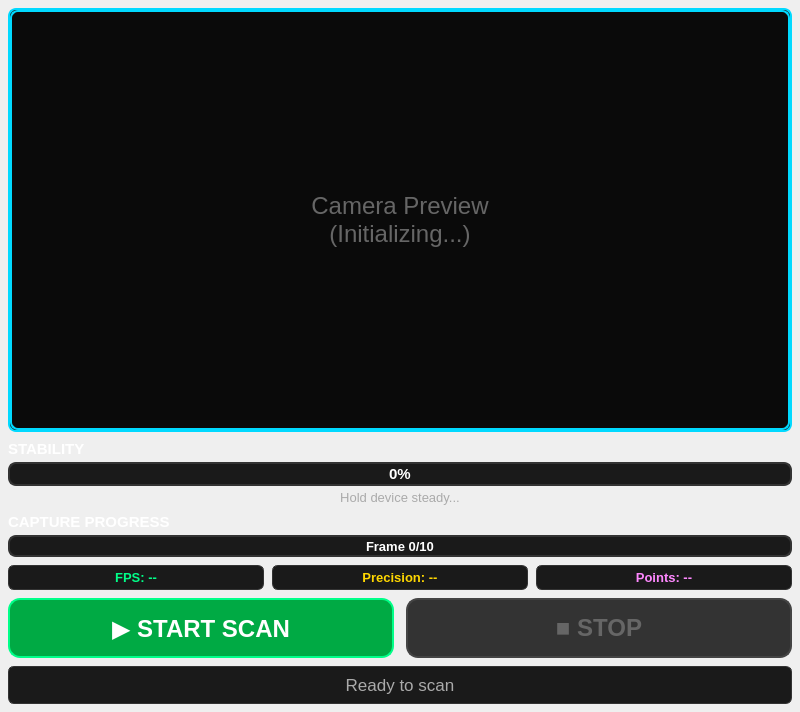
SupernovaIndustries/unlook-standalone, file src/gui/handheld_scan_widget.ui: the form before one commit.
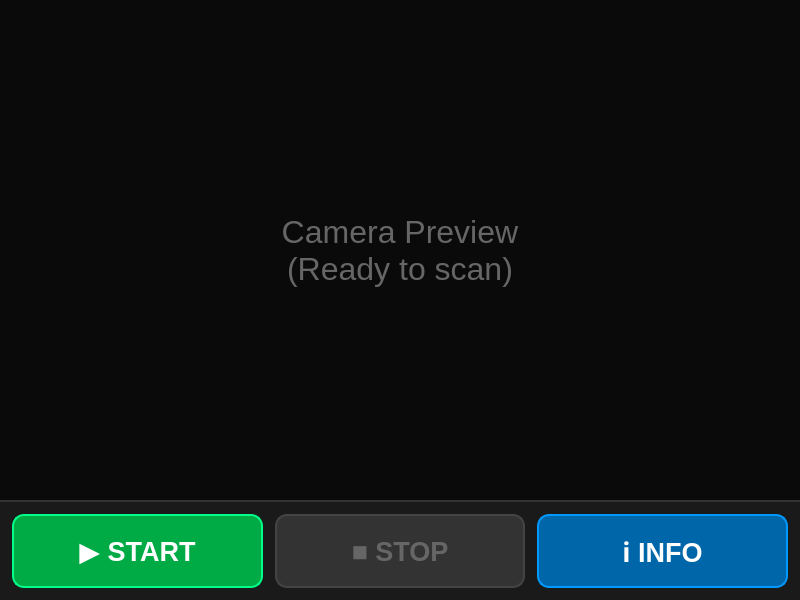
The form after the commit.

Commit message: FIX: Complete HandheldScanWidget UI overhaul - restore camera functionality

```diff
--- a/src/gui/handheld_scan_widget.ui
+++ b/src/gui/handheld_scan_widget.ui
@@ -15,406 +15,206 @@
   </property>
   <layout class="QVBoxLayout" name="mainLayout">
    <property name="spacing">
-    <number>8</number>
+    <number>0</number>
    </property>
    <property name="leftMargin">
-    <number>8</number>
+    <number>0</number>
    </property>
    <property name="topMargin">
-    <number>8</number>
+    <number>0</number>
    </property>
    <property name="rightMargin">
-    <number>8</number>
+    <number>0</number>
    </property>
    <property name="bottomMargin">
-    <number>8</number>
+    <number>0</number>
    </property>
 
-   <!-- CAMERA PREVIEW (MAXIMIZED) -->
+   <!-- CAMERA PREVIEW - FULLSCREEN -->
    <item>
-    <widget class="QFrame" name="previewFrame">
-     <property name="frameShape">
-      <enum>QFrame::Box</enum>
+    <widget class="QLabel" name="cameraPreviewLabel">
+     <property name="sizePolicy">
+      <sizepolicy hsizetype="Expanding" vsizetype="Expanding">
+       <horstretch>0</horstretch>
+       <verstretch>1</verstretch>
+      </sizepolicy>
      </property>
-     <property name="frameShadow">
-      <enum>QFrame::Raised</enum>
+     <property name="text">
+      <string>Camera Preview
+(Ready to scan)</string>
      </property>
-     <property name="lineWidth">
-      <number>2</number>
+     <property name="alignment">
+      <set>Qt::AlignCenter</set>
+     </property>
+     <property name="styleSheet">
+      <string>
+       font-size: 24pt;
+       color: #666666;
+       background-color: #0a0a0a;
+      </string>
+     </property>
+     <property name="scaledContents">
+      <bool>false</bool>
+     </property>
+    </widget>
+   </item>
+
+   <!-- CONTROL BUTTONS - 3 BUTTONS: START, STOP, INFO -->
+   <item>
+    <widget class="QFrame" name="controlFrame">
+     <property name="minimumSize">
+      <size>
+       <width>0</width>
+       <height>100</height>
+      </size>
+     </property>
+     <property name="maximumSize">
+      <size>
+       <width>16777215</width>
+       <height>100</height>
+      </size>
      </property>
      <property name="styleSheet">
       <string>
        QFrame {
          background-color: #1a1a1a;
-         border: 2px solid #00D9FF;
-         border-radius: 8px;
+         border-top: 2px solid #333333;
        }
       </string>
      </property>
-     <layout class="QVBoxLayout" name="previewLayout">
+     <layout class="QHBoxLayout" name="buttonLayout">
       <property name="spacing">
-       <number>0</number>
+       <number>12</number>
       </property>
       <property name="leftMargin">
-       <number>0</number>
+       <number>12</number>
       </property>
       <property name="topMargin">
-       <number>0</number>
+       <number>12</number>
       </property>
       <property name="rightMargin">
-       <number>0</number>
+       <number>12</number>
       </property>
       <property name="bottomMargin">
-       <number>0</number>
+       <number>12</number>
       </property>
+
+      <!-- START SCAN BUTTON -->
       <item>
-       <widget class="QLabel" name="cameraPreviewLabel">
-        <property name="minimumSize">
-         <size>
-          <width>0</width>
-          <height>420</height>
-         </size>
+       <widget class="QPushButton" name="scanButton">
+        <property name="sizePolicy">
+         <sizepolicy hsizetype="Expanding" vsizetype="Expanding">
+          <horstretch>0</horstretch>
+          <verstretch>0</verstretch>
+         </sizepolicy>
         </property>
         <property name="text">
-         <string>Camera Preview
-(Initializing...)</string>
-        </property>
-        <property name="alignment">
-         <set>Qt::AlignCenter</set>
+         <string>▶ START</string>
         </property>
         <property name="styleSheet">
          <string>
-          font-size: 18pt;
-          color: #666666;
-          background-color: #0a0a0a;
+          QPushButton {
+            font-size: 20pt;
+            font-weight: bold;
+            color: #FFFFFF;
+            background-color: #00AA44;
+            border: 2px solid #00FF88;
+            border-radius: 12px;
+          }
+          QPushButton:hover {
+            background-color: #00CC55;
+          }
+          QPushButton:pressed {
+            background-color: #008833;
+          }
+          QPushButton:disabled {
+            background-color: #333333;
+            color: #666666;
+            border: 2px solid #444444;
+          }
          </string>
         </property>
-        <property name="scaledContents">
+       </widget>
+      </item>
+
+      <!-- STOP BUTTON -->
+      <item>
+       <widget class="QPushButton" name="stopButton">
+        <property name="enabled">
          <bool>false</bool>
         </property>
+        <property name="sizePolicy">
+         <sizepolicy hsizetype="Expanding" vsizetype="Expanding">
+          <horstretch>0</horstretch>
+          <verstretch>0</verstretch>
+         </sizepolicy>
+        </property>
+        <property name="text">
+         <string>■ STOP</string>
+        </property>
+        <property name="styleSheet">
+         <string>
+          QPushButton {
+            font-size: 20pt;
+            font-weight: bold;
+            color: #FFFFFF;
+            background-color: #AA0000;
+            border: 2px solid #FF4444;
+            border-radius: 12px;
+          }
+          QPushButton:hover {
+            background-color: #CC0000;
+          }
+          QPushButton:pressed {
+            background-color: #880000;
+          }
+          QPushButton:disabled {
+            background-color: #333333;
+            color: #666666;
+            border: 2px solid #444444;
+          }
+         </string>
+        </property>
        </widget>
       </item>
+
+      <!-- INFO BUTTON -->
+      <item>
+       <widget class="QPushButton" name="infoButton">
+        <property name="sizePolicy">
+         <sizepolicy hsizetype="Expanding" vsizetype="Expanding">
+          <horstretch>0</horstretch>
+          <verstretch>0</verstretch>
+         </sizepolicy>
+        </property>
+        <property name="text">
+         <string>ℹ INFO</string>
+        </property>
+        <property name="styleSheet">
+         <string>
+          QPushButton {
+            font-size: 20pt;
+            font-weight: bold;
+            color: #FFFFFF;
+            background-color: #0066AA;
+            border: 2px solid #0099FF;
+            border-radius: 12px;
+          }
+          QPushButton:hover {
+            background-color: #0088CC;
+          }
+          QPushButton:pressed {
+            background-color: #004488;
+          }
+         </string>
+        </property>
+       </widget>
+      </item>
+
      </layout>
     </widget>
    </item>
 
-   <!-- STABILITY SECTION -->
-   <item>
-    <layout class="QVBoxLayout" name="stabilityLayout">
-     <property name="spacing">
-      <number>4</number>
-     </property>
-     <item>
-      <widget class="QLabel" name="stabilityTitleLabel">
-       <property name="text">
-        <string>STABILITY</string>
-       </property>
-       <property name="styleSheet">
-        <string>
-         font-size: 11pt;
-         font-weight: bold;
-         color: #FFFFFF;
-        </string>
-       </property>
-      </widget>
-     </item>
-     <item>
-      <widget class="QProgressBar" name="stabilityProgressBar">
-       <property name="minimumSize">
-        <size>
-         <width>0</width>
-         <height>24</height>
-        </size>
-       </property>
-       <property name="value">
-        <number>0</number>
-       </property>
-       <property name="textVisible">
-        <bool>true</bool>
-       </property>
-       <property name="format">
-        <string>%p%</string>
-       </property>
-       <property name="styleSheet">
-        <string>
-         QProgressBar {
-           border: 2px solid #333333;
-           border-radius: 8px;
-           background-color: #1a1a1a;
-           text-align: center;
-           font-size: 11pt;
-           font-weight: bold;
-           color: #FFFFFF;
-         }
-         QProgressBar::chunk {
-           border-radius: 6px;
-           background-color: #FF4444;
-         }
-        </string>
-       </property>
-      </widget>
-     </item>
-     <item>
-      <widget class="QLabel" name="stabilityTextLabel">
-       <property name="text">
-        <string>Hold device steady...</string>
-       </property>
-       <property name="alignment">
-        <set>Qt::AlignCenter</set>
-       </property>
-       <property name="styleSheet">
-        <string>
-         font-size: 10pt;
-         color: #AAAAAA;
-        </string>
-       </property>
-      </widget>
-     </item>
-    </layout>
-   </item>
-
-   <!-- CAPTURE PROGRESS SECTION -->
-   <item>
-    <layout class="QVBoxLayout" name="captureLayout">
-     <property name="spacing">
-      <number>4</number>
-     </property>
-     <item>
-      <widget class="QLabel" name="captureTitleLabel">
-       <property name="text">
-        <string>CAPTURE PROGRESS</string>
-       </property>
-       <property name="styleSheet">
-        <string>
-         font-size: 11pt;
-         font-weight: bold;
-         color: #FFFFFF;
-        </string>
-       </property>
-      </widget>
-     </item>
-     <item>
-      <widget class="QProgressBar" name="captureProgressBar">
-       <property name="minimumSize">
-        <size>
-         <width>0</width>
-         <height>22</height>
-        </size>
-       </property>
-       <property name="value">
-        <number>0</number>
-       </property>
-       <property name="maximum">
-        <number>10</number>
-       </property>
-       <property name="textVisible">
-        <bool>true</bool>
-       </property>
-       <property name="format">
-        <string>Frame %v/10</string>
-       </property>
-       <property name="styleSheet">
-        <string>
-         QProgressBar {
-           border: 2px solid #333333;
-           border-radius: 8px;
-           background-color: #1a1a1a;
-           text-align: center;
-           font-size: 10pt;
-           font-weight: bold;
-           color: #FFFFFF;
-         }
-         QProgressBar::chunk {
-           border-radius: 6px;
-           background-color: #00D9FF;
-         }
-        </string>
-       </property>
-      </widget>
-     </item>
-    </layout>
-   </item>
-
-   <!-- METRICS ROW -->
-   <item>
-    <layout class="QHBoxLayout" name="metricsLayout">
-     <property name="spacing">
-      <number>8</number>
-     </property>
-     <item>
-      <widget class="QLabel" name="fpsLabel">
-       <property name="text">
-        <string>FPS: --</string>
-       </property>
-       <property name="styleSheet">
-        <string>
-         font-size: 10pt;
-         font-weight: bold;
-         color: #00FF88;
-         padding: 4px;
-         background-color: #1a1a1a;
-         border: 1px solid #333333;
-         border-radius: 6px;
-        </string>
-       </property>
-       <property name="alignment">
-        <set>Qt::AlignCenter</set>
-       </property>
-      </widget>
-     </item>
-     <item>
-      <widget class="QLabel" name="precisionLabel">
-       <property name="text">
-        <string>Precision: --</string>
-       </property>
-       <property name="styleSheet">
-        <string>
-         font-size: 10pt;
-         font-weight: bold;
-         color: #FFD700;
-         padding: 4px;
-         background-color: #1a1a1a;
-         border: 1px solid #333333;
-         border-radius: 6px;
-        </string>
-       </property>
-       <property name="alignment">
-        <set>Qt::AlignCenter</set>
-       </property>
-      </widget>
-     </item>
-     <item>
-      <widget class="QLabel" name="pointCountLabel">
-       <property name="text">
-        <string>Points: --</string>
-       </property>
-       <property name="styleSheet">
-        <string>
-         font-size: 10pt;
-         font-weight: bold;
-         color: #FF88FF;
-         padding: 4px;
-         background-color: #1a1a1a;
-         border: 1px solid #333333;
-         border-radius: 6px;
-        </string>
-       </property>
-       <property name="alignment">
-        <set>Qt::AlignCenter</set>
-       </property>
-      </widget>
-     </item>
-    </layout>
-   </item>
-
-   <!-- CONTROL BUTTONS -->
-   <item>
-    <layout class="QHBoxLayout" name="buttonLayout">
-     <property name="spacing">
-      <number>12</number>
-     </property>
-     <item>
-      <widget class="QPushButton" name="scanButton">
-       <property name="minimumSize">
-        <size>
-         <width>0</width>
-         <height>60</height>
-        </size>
-       </property>
-       <property name="text">
-        <string>▶ START SCAN</string>
-       </property>
-       <property name="styleSheet">
-        <string>
-         QPushButton {
-           font-size: 18pt;
-           font-weight: bold;
-           color: #FFFFFF;
-           background-color: #00AA44;
-           border: 2px solid #00FF88;
-           border-radius: 12px;
-           padding: 12px;
-         }
-         QPushButton:hover {
-           background-color: #00CC55;
-         }
-         QPushButton:pressed {
-           background-color: #008833;
-         }
-         QPushButton:disabled {
-           background-color: #333333;
-           color: #666666;
-           border: 2px solid #444444;
-         }
-        </string>
-       </property>
-      </widget>
-     </item>
-     <item>
-      <widget class="QPushButton" name="stopButton">
-       <property name="minimumSize">
-        <size>
-         <width>0</width>
-         <height>60</height>
-        </size>
-       </property>
-       <property name="text">
-        <string>■ STOP</string>
-       </property>
-       <property name="enabled">
-        <bool>false</bool>
-       </property>
-       <property name="styleSheet">
-        <string>
-         QPushButton {
-           font-size: 18pt;
-           font-weight: bold;
-           color: #FFFFFF;
-           background-color: #AA0000;
-           border: 2px solid #FF4444;
-           border-radius: 12px;
-           padding: 12px;
-         }
-         QPushButton:hover {
-           background-color: #CC0000;
-         }
-         QPushButton:pressed {
-           background-color: #880000;
-         }
-         QPushButton:disabled {
-           background-color: #333333;
-           color: #666666;
-           border: 2px solid #444444;
-         }
-        </string>
-       </property>
-      </widget>
-     </item>
-    </layout>
-   </item>
-
-   <!-- STATUS LABEL -->
-   <item>
-    <widget class="QLabel" name="statusLabel">
-     <property name="text">
-      <string>Ready to scan</string>
-     </property>
-     <property name="alignment">
-      <set>Qt::AlignCenter</set>
-     </property>
-     <property name="styleSheet">
-      <string>
-       font-size: 13pt;
-       color: #AAAAAA;
-       padding: 8px;
-       background-color: #1a1a1a;
-       border: 1px solid #333333;
-       border-radius: 6px;
-      </string>
-     </property>
-    </widget>
-   </item>
-
   </layout>
  </widget>
  <resources/>
```
The commit also changes 2 other files.
